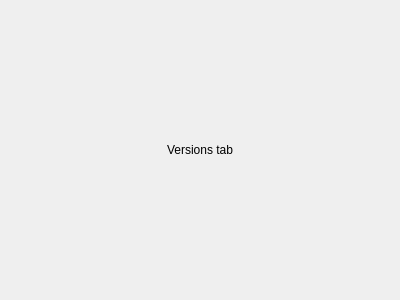
Above: src/brickv/plugin_system/plugins/red/ui/red_tab_versions.ui from Tinkerforge/brickv before the change. Below: the same form after it.
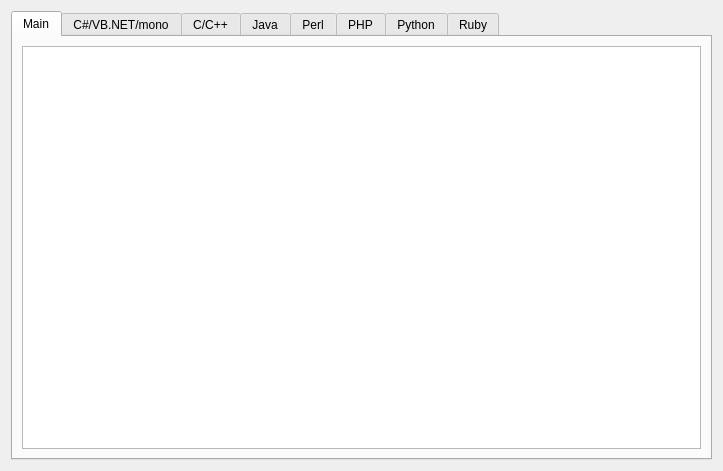
That is the form after the change.

Diff of the .ui file:
```diff
--- a/src/brickv/plugin_system/plugins/red/ui/red_tab_versions.ui
+++ b/src/brickv/plugin_system/plugins/red/ui/red_tab_versions.ui
@@ -6,8 +6,8 @@
    <rect>
     <x>0</x>
     <y>0</y>
-    <width>400</width>
-    <height>300</height>
+    <width>723</width>
+    <height>471</height>
    </rect>
   </property>
   <property name="windowTitle">
@@ -15,13 +15,90 @@
   </property>
   <layout class="QHBoxLayout" name="horizontalLayout">
    <item>
-    <widget class="QLabel" name="label">
-     <property name="text">
-      <string>Versions tab</string>
+    <widget class="QTabWidget" name="tabs">
+     <property name="currentIndex">
+      <number>0</number>
      </property>
-     <property name="alignment">
-      <set>Qt::AlignCenter</set>
-     </property>
+     <widget class="QWidget" name="tab">
+      <attribute name="title">
+       <string>Main</string>
+      </attribute>
+      <layout class="QVBoxLayout" name="verticalLayout">
+       <item>
+        <widget class="QTableView" name="table_main"/>
+       </item>
+      </layout>
+     </widget>
+     <widget class="QWidget" name="tab_5">
+      <attribute name="title">
+       <string>C#/VB.NET/mono</string>
+      </attribute>
+      <layout class="QVBoxLayout" name="verticalLayout_5">
+       <item>
+        <widget class="QTableView" name="table_csharp"/>
+       </item>
+      </layout>
+     </widget>
+     <widget class="QWidget" name="tab_3">
+      <attribute name="title">
+       <string>C/C++</string>
+      </attribute>
+      <layout class="QVBoxLayout" name="verticalLayout_2">
+       <item>
+        <widget class="QTableView" name="table_c"/>
+       </item>
+      </layout>
+     </widget>
+     <widget class="QWidget" name="tab_4">
+      <attribute name="title">
+       <string>Java</string>
+      </attribute>
+      <layout class="QVBoxLayout" name="verticalLayout_3">
+       <item>
+        <widget class="QTableView" name="table_java"/>
+       </item>
+      </layout>
+     </widget>
+     <widget class="QWidget" name="tab_6">
+      <attribute name="title">
+       <string>Perl</string>
+      </attribute>
+      <layout class="QVBoxLayout" name="verticalLayout_6">
+       <item>
+        <widget class="QTableView" name="table_perl"/>
+       </item>
+      </layout>
+     </widget>
+     <widget class="QWidget" name="tab_7">
+      <attribute name="title">
+       <string>PHP</string>
+      </attribute>
+      <layout class="QVBoxLayout" name="verticalLayout_7">
+       <item>
+        <widget class="QTableView" name="table_php"/>
+       </item>
+      </layout>
+     </widget>
+     <widget class="QWidget" name="tab_2">
+      <attribute name="title">
+       <string>Python</string>
+      </attribute>
+      <layout class="QVBoxLayout" name="verticalLayout_4">
+       <item>
+        <widget class="QTableView" name="table_python"/>
+       </item>
+      </layout>
+     </widget>
+     <widget class="QWidget" name="tab_8">
+      <attribute name="title">
+       <string>Ruby</string>
+      </attribute>
+      <layout class="QVBoxLayout" name="verticalLayout_8">
+       <item>
+        <widget class="QTableView" name="table_ruby"/>
+       </item>
+      </layout>
+     </widget>
     </widget>
    </item>
   </layout>
```
